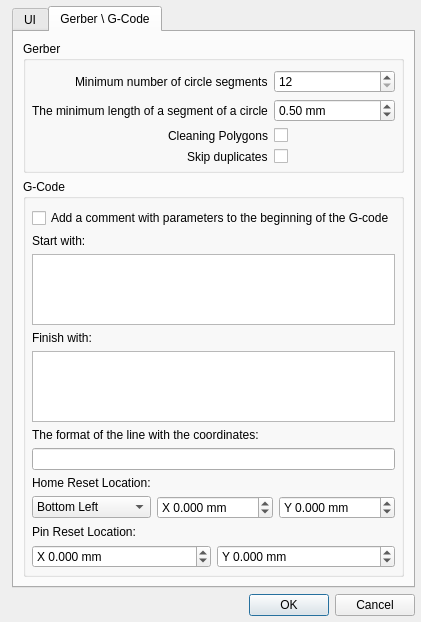
Qt form G2G/settingsdialog.ui (XRay3D/GERBER_X3) before a commit.
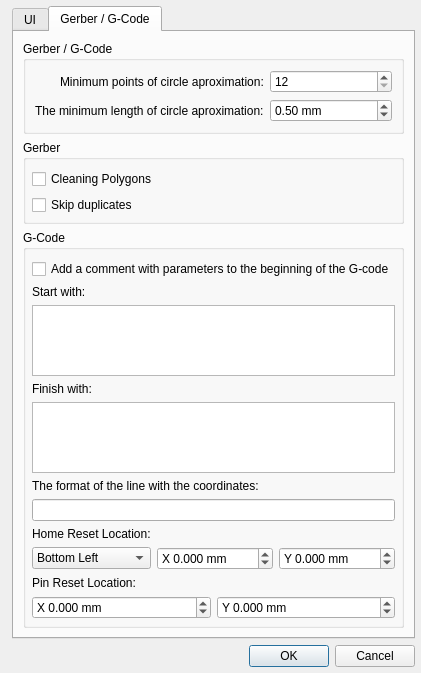
The same form after that commit. Custom widgets are drawn as their Qt base class.

What changed in the file:
```diff
--- a/G2G/settingsdialog.ui
+++ b/G2G/settingsdialog.ui
@@ -205,41 +205,39 @@
      </widget>
      <widget class="QWidget" name="tab_2">
       <attribute name="title">
-       <string>Gerber \ G-Code</string>
+       <string>Gerber / G-Code</string>
       </attribute>
       <layout class="QVBoxLayout" name="verticalLayout">
        <item>
-        <widget class="QGroupBox" name="groupBox_2">
+        <widget class="QGroupBox" name="groupBox_4">
          <property name="title">
-          <string>Gerber</string>
+          <string>Gerber / G-Code</string>
          </property>
-         <layout class="QFormLayout" name="formLayout_2">
+         <layout class="QFormLayout" name="formLayout_3">
           <property name="labelAlignment">
            <set>Qt::AlignRight|Qt::AlignTrailing|Qt::AlignVCenter</set>
           </property>
-          <property name="leftMargin">
-           <number>6</number>
-          </property>
-          <property name="topMargin">
-           <number>9</number>
-          </property>
-          <property name="rightMargin">
-           <number>6</number>
-          </property>
-          <property name="bottomMargin">
-           <number>6</number>
-          </property>
           <item row="0" column="0">
            <widget class="QLabel" name="minimumCircleSegmentsLabel">
             <property name="text">
-             <string>Minimum number of circle segments</string>
+             <string>Minimum points of circle aproximation:</string>
+            </property>
+           </widget>
+          </item>
+          <item row="0" column="1">
+           <widget class="QSpinBox" name="sbxMinCircleSegments">
+            <property name="minimum">
+             <number>12</number>
+            </property>
+            <property name="maximum">
+             <number>360</number>
             </property>
            </widget>
           </item>
           <item row="1" column="0">
            <widget class="QLabel" name="minimumCircleSegmentLengthLabel">
             <property name="text">
-             <string>The minimum length of a segment of a circle</string>
+             <string>The minimum length of circle aproximation:</string>
             </property>
            </widget>
           </item>
@@ -265,36 +263,41 @@
             </property>
            </widget>
           </item>
-          <item row="0" column="1">
-           <widget class="QSpinBox" name="sbxMinCircleSegments">
-            <property name="minimum">
-             <number>12</number>
-            </property>
-            <property name="maximum">
-             <number>360</number>
-            </property>
-           </widget>
-          </item>
-          <item row="2" column="0">
-           <widget class="QLabel" name="cleanPolygonsLabel">
+         </layout>
+        </widget>
+       </item>
+       <item>
+        <widget class="QGroupBox" name="groupBox_2">
+         <property name="title">
+          <string>Gerber</string>
+         </property>
+         <layout class="QVBoxLayout" name="verticalLayout_4">
+          <property name="leftMargin">
+           <number>6</number>
+          </property>
+          <property name="topMargin">
+           <number>9</number>
+          </property>
+          <property name="rightMargin">
+           <number>6</number>
+          </property>
+          <property name="bottomMargin">
+           <number>6</number>
+          </property>
+          <item>
+           <widget class="QCheckBox" name="chbxCleanPolygons">
             <property name="text">
              <string>Cleaning Polygons</string>
             </property>
            </widget>
           </item>
-          <item row="2" column="1">
-           <widget class="QCheckBox" name="chbxCleanPolygons"/>
-          </item>
-          <item row="3" column="0">
-           <widget class="QLabel" name="skipDuplicatesLabel">
+          <item>
+           <widget class="QCheckBox" name="chbxSkipDuplicates">
             <property name="text">
              <string>Skip duplicates</string>
             </property>
            </widget>
           </item>
-          <item row="3" column="1">
-           <widget class="QCheckBox" name="chbxSkipDuplicates"/>
-          </item>
          </layout>
         </widget>
        </item>
```
